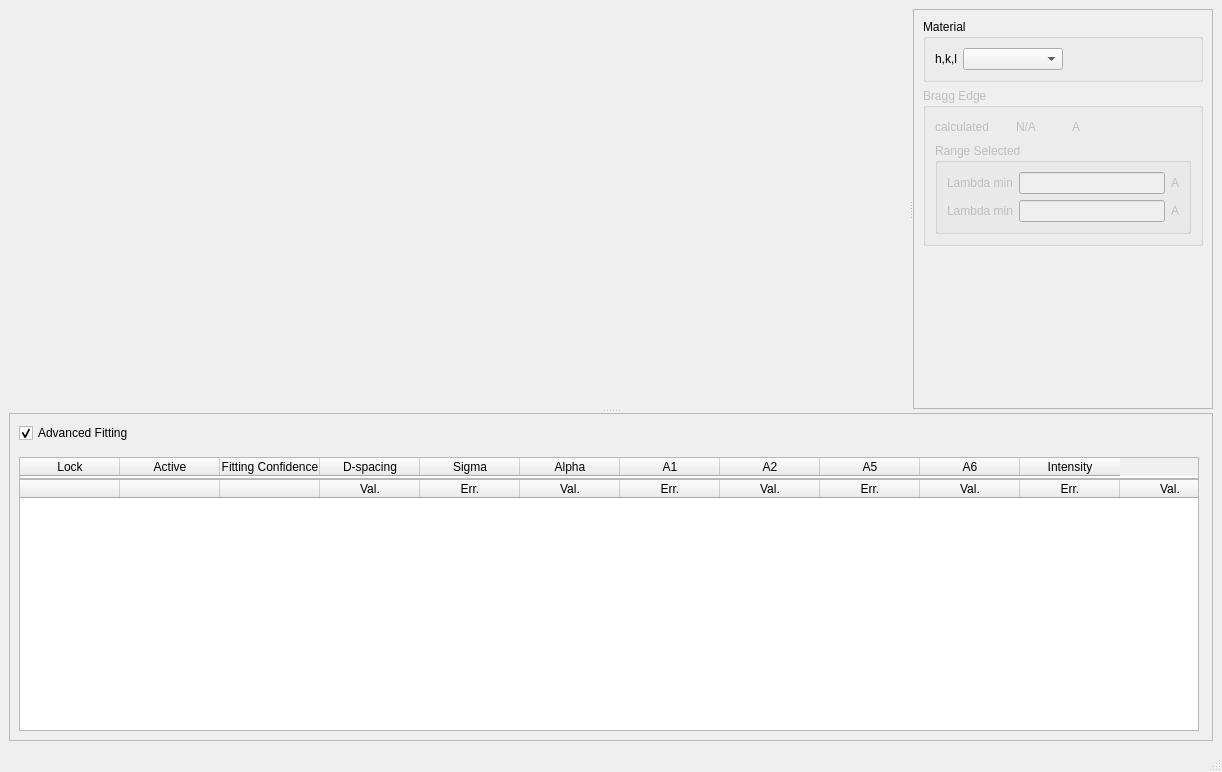
The window that designer/ui_fittingWindow.ui (ornlneutronimaging/iBeatles) describes before a commit, drawn with Qt 5.
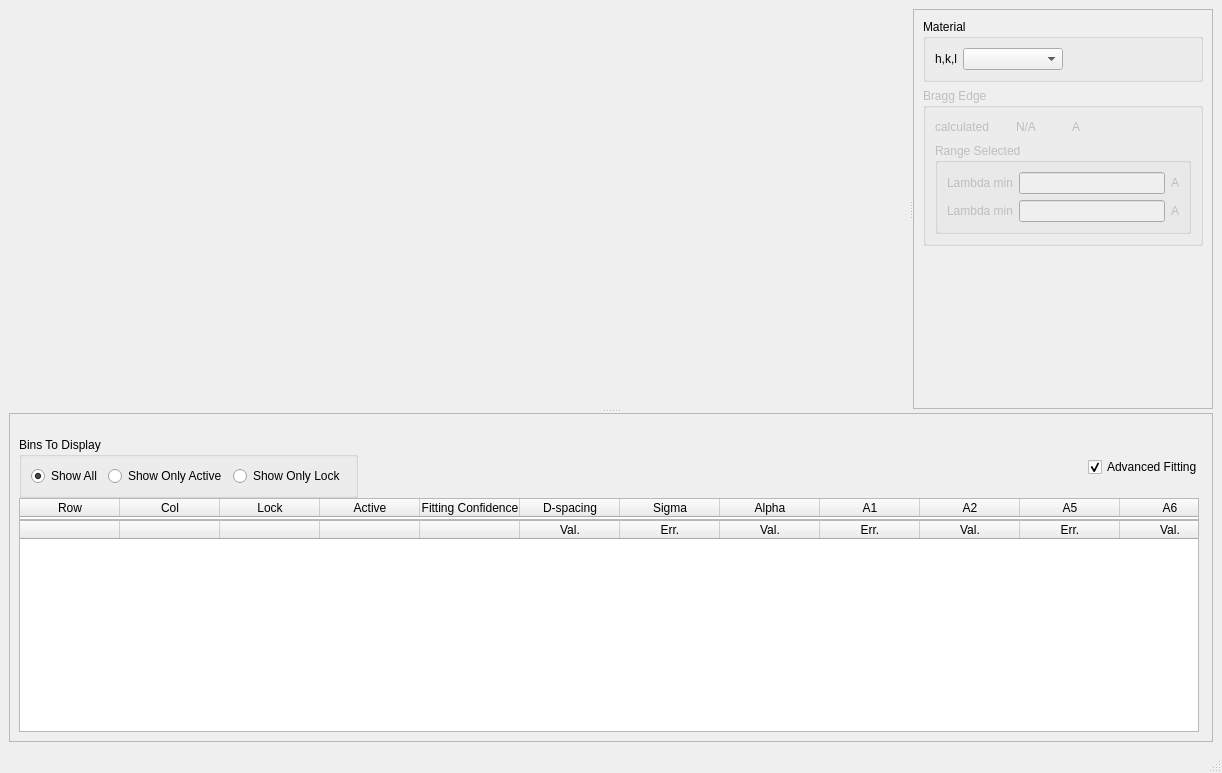
The same window after the commit.

Commit message: Added row and col infos to fitting table. Added widgets that will allow to only display the active or locked rows

The edit to the form file:
```diff
--- a/designer/ui_fittingWindow.ui
+++ b/designer/ui_fittingWindow.ui
@@ -7,7 +7,7 @@
     <x>0</x>
     <y>0</y>
     <width>1222</width>
-    <height>772</height>
+    <height>773</height>
    </rect>
   </property>
   <property name="minimumSize">
@@ -283,16 +283,6 @@
         <property name="spacing">
          <number>0</number>
         </property>
-        <item>
-         <widget class="QCheckBox" name="advanced_table_checkBox">
-          <property name="text">
-           <string>Advanced Fitting</string>
-          </property>
-          <property name="checked">
-           <bool>true</bool>
-          </property>
-         </widget>
-        </item>
         <item>
          <widget class="QLabel" name="label_3">
           <property name="text">
@@ -300,6 +290,66 @@
           </property>
          </widget>
         </item>
+        <item>
+         <layout class="QHBoxLayout" name="horizontalLayout_4">
+          <item>
+           <widget class="QGroupBox" name="groupBox_2">
+            <property name="title">
+             <string>Bins To Display</string>
+            </property>
+            <layout class="QHBoxLayout" name="horizontalLayout_5">
+             <item>
+              <widget class="QRadioButton" name="show_all_bins">
+               <property name="text">
+                <string>Show All</string>
+               </property>
+               <property name="checked">
+                <bool>true</bool>
+               </property>
+              </widget>
+             </item>
+             <item>
+              <widget class="QRadioButton" name="show_only_active_bins">
+               <property name="text">
+                <string>Show Only Active</string>
+               </property>
+              </widget>
+             </item>
+             <item>
+              <widget class="QRadioButton" name="show_only_lock_bins">
+               <property name="text">
+                <string>Show Only Lock</string>
+               </property>
+              </widget>
+             </item>
+            </layout>
+           </widget>
+          </item>
+          <item>
+           <spacer name="horizontalSpacer_3">
+            <property name="orientation">
+             <enum>Qt::Horizontal</enum>
+            </property>
+            <property name="sizeHint" stdset="0">
+             <size>
+              <width>40</width>
+              <height>20</height>
+             </size>
+            </property>
+           </spacer>
+          </item>
+          <item>
+           <widget class="QCheckBox" name="advanced_table_checkBox">
+            <property name="text">
+             <string>Advanced Fitting</string>
+            </property>
+            <property name="checked">
+             <bool>true</bool>
+            </property>
+           </widget>
+          </item>
+         </layout>
+        </item>
         <item>
          <widget class="QTableWidget" name="header_table">
           <property name="sizePolicy">
@@ -350,6 +400,16 @@
           <attribute name="verticalHeaderStretchLastSection">
            <bool>false</bool>
           </attribute>
+          <column>
+           <property name="text">
+            <string>Row</string>
+           </property>
+          </column>
+          <column>
+           <property name="text">
+            <string>Col</string>
+           </property>
+          </column>
           <column>
            <property name="text">
             <string>Lock</string>
@@ -463,6 +523,16 @@
             <string/>
            </property>
           </column>
+          <column>
+           <property name="text">
+            <string/>
+           </property>
+          </column>
+          <column>
+           <property name="text">
+            <string/>
+           </property>
+          </column>
           <column>
            <property name="text">
             <string>Val.</string>
```
Left out of the diff: 8 changed lines with no effect on the pictures. The commit also changes 4 other files.
